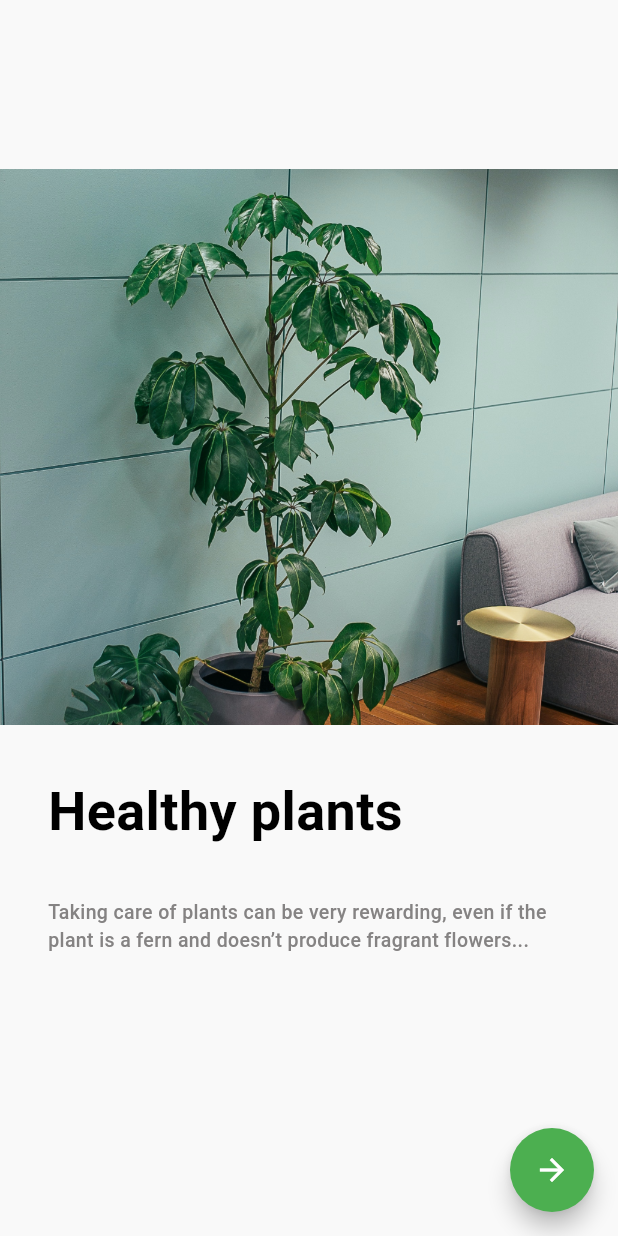
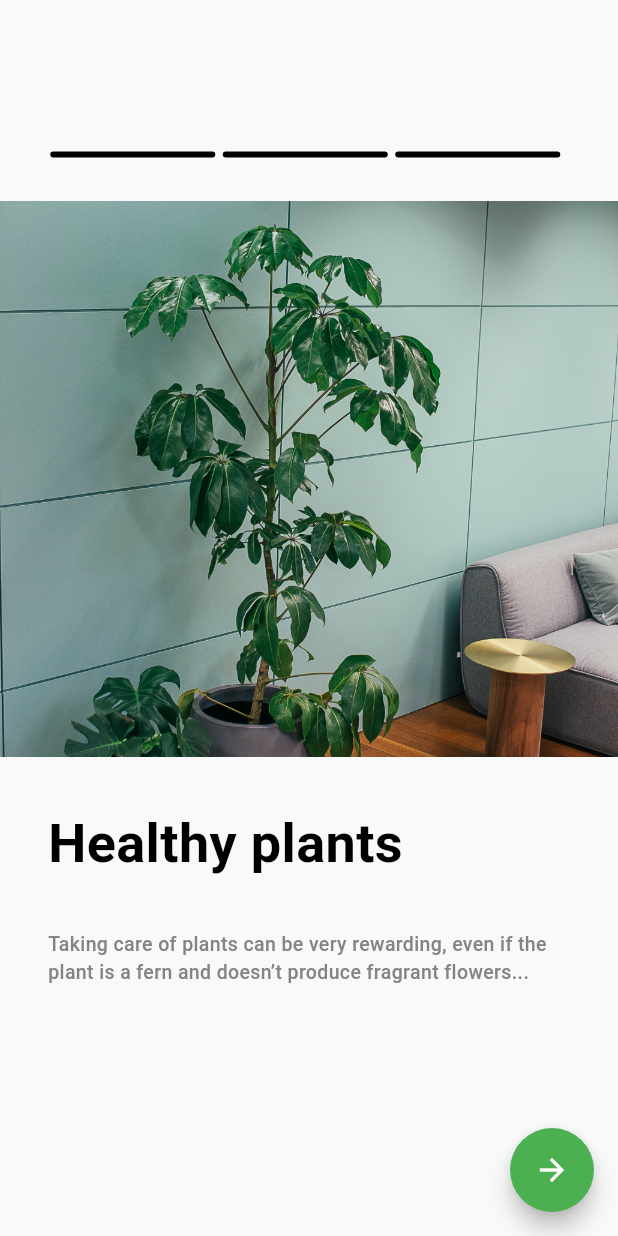
Before and after one commit to Adham167/tree_clinic, a Flutter app: the OnBoardingView screen opened by its route, on a phone screen of 412 x 824 dp. Run offline on Flutter 3.47's test engine with Material 3 defaults, Android fonts, the light colour scheme and no system bars; our stand-ins replace bloc, flutter_bloc, go_router; Roboto replaces fonts that are missing (Plus Jakarta Sans).

Commit message:
onboarding screen part 2

```diff
--- a/lib/core/widgets/custom_floating_button.dart
+++ b/lib/core/widgets/custom_floating_button.dart
@@ -1,5 +1,4 @@
 import 'package:flutter/material.dart';
-import 'package:flutter/widgets.dart';
 
 class CustomFloatingButton extends StatelessWidget {
   const CustomFloatingButton({
--- a/lib/presentation/views/get_on_boarding_view.dart
+++ b/lib/presentation/views/get_on_boarding_view.dart
@@ -1,5 +1,4 @@
 import 'package:flutter/material.dart';
-import 'package:flutter/widgets.dart';
 import 'package:go_router/go_router.dart';
 import 'package:tree_clinic/app/router/app_router.dart';
 import 'package:tree_clinic/core/constants/app_styles.dart';
--- a/lib/presentation/views/home_view.dart
+++ b/lib/presentation/views/home_view.dart
@@ -1,5 +1,4 @@
 import 'package:flutter/material.dart';
-import 'package:flutter/widgets.dart';
 
 class HomeView extends StatelessWidget {
   const HomeView({super.key});
--- a/lib/presentation/views/on_boarding_view.dart
+++ b/lib/presentation/views/on_boarding_view.dart
@@ -2,10 +2,11 @@ import 'package:flutter/material.dart';
 import 'package:tree_clinic/core/constants/assets.dart';
 import 'package:tree_clinic/core/widgets/custom_floating_button.dart';
 import 'package:tree_clinic/presentation/models/on_boarding_model.dart';
+import 'package:tree_clinic/presentation/widget/onboarding_controllar.dart';
 import 'package:tree_clinic/presentation/widget/onboarding_page_view_widget.dart';
 
 class OnBoardingView extends StatelessWidget {
-   OnBoardingView({super.key});
+  OnBoardingView({super.key});
 
   List<OnBoardingModel> onboardingList = [
     OnBoardingModel(
@@ -34,7 +35,12 @@ class OnBoardingView extends StatelessWidget {
       floatingActionButton: CustomFloatingButton(),
       body: Column(
         children: [
-          OnboardingPageViewWidget(onboardingList: onboardingList),
+          SizedBox(height: 100),
+          OnboardingControllar(onboardingList: onboardingList),
+          SizedBox(height: 28),
+          Expanded(
+            child: OnboardingPageViewWidget(onboardingList: onboardingList),
+          ),
         ],
       ),
     );
--- /dev/null
+++ b/lib/presentation/widget/onboarding_controllar.dart
@@ -0,0 +1,39 @@
+
+import 'package:flutter/material.dart';
+import 'package:flutter/widgets.dart';
+import 'package:tree_clinic/presentation/models/on_boarding_model.dart';
+
+class OnboardingControllar extends StatelessWidget {
+  const OnboardingControllar({
+    super.key,
+    required this.onboardingList,
+  });
+
+  final List<OnBoardingModel> onboardingList;
+
+  @override
+  Widget build(BuildContext context) {
+    return SizedBox(
+      height: 6,
+      child: Row(
+        crossAxisAlignment: CrossAxisAlignment.center,
+        mainAxisSize: MainAxisSize.min,
+        children: [
+          ...List.generate(
+            onboardingList.length,
+            (index) => AnimatedContainer(
+              duration: Duration(seconds: 1),
+              margin: EdgeInsets.only(right: 5),
+              width: 110,
+              height: 4,
+              decoration: BoxDecoration(
+                color: Colors.black,
+                borderRadius: BorderRadius.circular(16),
+              ),
+            ),
+          ),
+        ],
+      ),
+    );
+  }
+}
--- a/lib/presentation/widget/onboarding_page_view_widget.dart
+++ b/lib/presentation/widget/onboarding_page_view_widget.dart
@@ -1,25 +1,19 @@
-
 import 'package:flutter/material.dart';
 import 'package:tree_clinic/core/constants/app_styles.dart';
 import 'package:tree_clinic/presentation/models/on_boarding_model.dart';
 
 class OnboardingPageViewWidget extends StatelessWidget {
-  const OnboardingPageViewWidget({
-    super.key,
-    required this.onboardingList,
-  });
+  const OnboardingPageViewWidget({super.key, required this.onboardingList});
 
   final List<OnBoardingModel> onboardingList;
 
   @override
   Widget build(BuildContext context) {
-    return Expanded(
-      child: PageView.builder(
+    return PageView.builder(
       itemCount: onboardingList.length,
       itemBuilder: (context, index) {
         return Column(
           children: [
-              Spacer(flex: 3),
             Image.asset(onboardingList[index].image),
             SizedBox(height: 32),
             Padding(
@@ -30,9 +24,7 @@ class OnboardingPageViewWidget extends StatelessWidget {
                 children: [
                   Text(
                     onboardingList[index].title,
-                      style: AppStyles.styleBold36.copyWith(
-                        color: Colors.black,
-                      ),
+                    style: AppStyles.styleBold36.copyWith(color: Colors.black),
                   ),
                   SizedBox(height: 32),
                   Text(
@@ -42,12 +34,9 @@ class OnboardingPageViewWidget extends StatelessWidget {
                 ],
               ),
             ),
-
-              Spacer(flex: 5),
           ],
         );
       },
-      ),
     );
   }
 }
```
Lines whose indentation alone changed are shown as unchanged.
